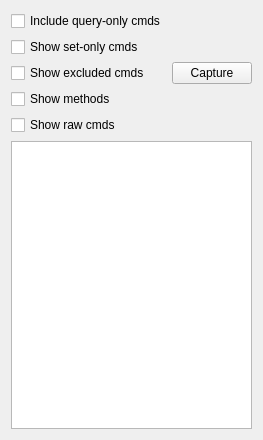
First picture: the form in srsgui/ui/capturecommandwidget.ui, repository thinkSRS/srsgui, before the edit.
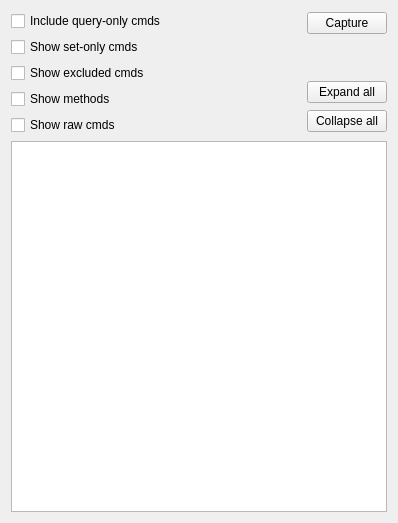
Second picture: the form after the edit.

Commit message: Add collapse and expand button to capturecommand Fix bug in adding task menu

The edit to the form file:
```diff
--- a/srsgui/ui/capturecommandwidget.ui
+++ b/srsgui/ui/capturecommandwidget.ui
@@ -6,14 +6,14 @@
    <rect>
     <x>0</x>
     <y>0</y>
-    <width>263</width>
-    <height>440</height>
+    <width>398</width>
+    <height>523</height>
    </rect>
   </property>
   <property name="windowTitle">
    <string>Form</string>
   </property>
-  <layout class="QVBoxLayout" name="verticalLayout_2">
+  <layout class="QVBoxLayout" name="verticalLayout_3">
    <item>
     <layout class="QHBoxLayout" name="horizontalLayout">
      <item>
@@ -69,11 +69,45 @@
       </spacer>
      </item>
      <item>
-      <widget class="QPushButton" name="capture_button">
-       <property name="text">
-        <string>Capture</string>
-       </property>
-      </widget>
+      <layout class="QVBoxLayout" name="verticalLayout_2">
+       <item>
+        <widget class="QPushButton" name="capture_button">
+         <property name="text">
+          <string>Capture</string>
+         </property>
+        </widget>
+       </item>
+       <item>
+        <spacer name="verticalSpacer">
+         <property name="orientation">
+          <enum>Qt::Vertical</enum>
+         </property>
+         <property name="sizeType">
+          <enum>QSizePolicy::Minimum</enum>
+         </property>
+         <property name="sizeHint" stdset="0">
+          <size>
+           <width>20</width>
+           <height>40</height>
+          </size>
+         </property>
+        </spacer>
+       </item>
+       <item>
+        <widget class="QPushButton" name="expand_button">
+         <property name="text">
+          <string>Expand all</string>
+         </property>
+        </widget>
+       </item>
+       <item>
+        <widget class="QPushButton" name="collapse_button">
+         <property name="text">
+          <string>Collapse all</string>
+         </property>
+        </widget>
+       </item>
+      </layout>
      </item>
     </layout>
    </item>
```
The commit also changes 4 other files.
